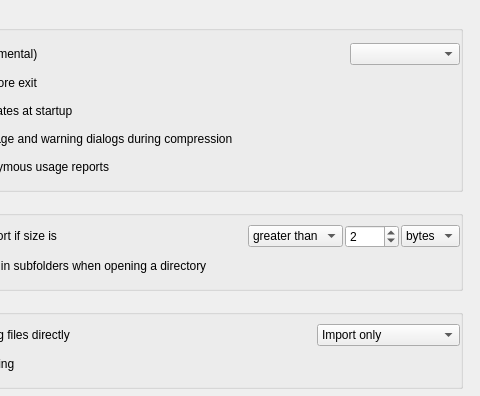
Qt form views/PreferencesDialog.ui (Lymphatus/caesium-image-compressor) before a commit; both pictures show x 311 to 791 and y 0 to 396 of the 791 by 599 pixel window.
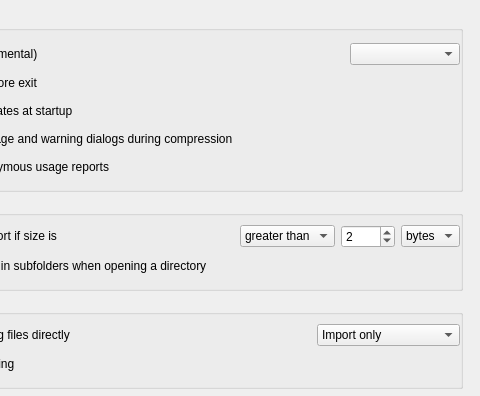
The same form after that commit. Icons and pictures are not drawn.

Diff of the .ui file:
```diff
--- a/views/PreferencesDialog.ui
+++ b/views/PreferencesDialog.ui
@@ -364,7 +364,7 @@
             <item row="0" column="2">
              <layout class="QHBoxLayout" name="horizontalLayout">
               <property name="spacing">
-               <number>2</number>
+               <number>6</number>
               </property>
               <item>
                <widget class="QComboBox" name="skipBySizeCondition_ComboBox">
```
